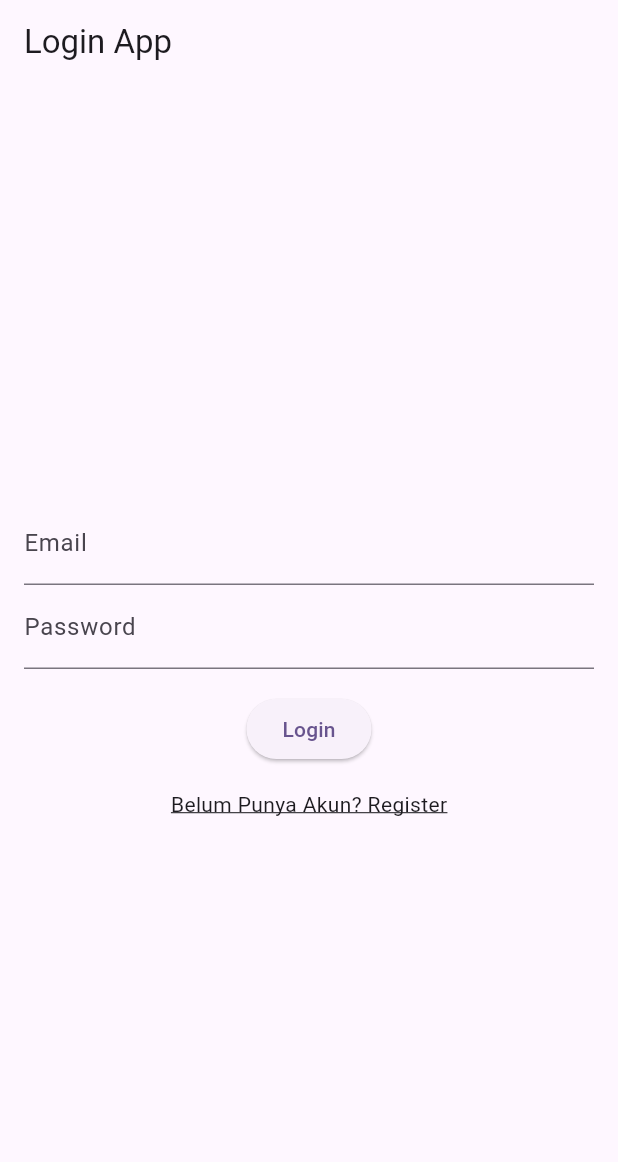
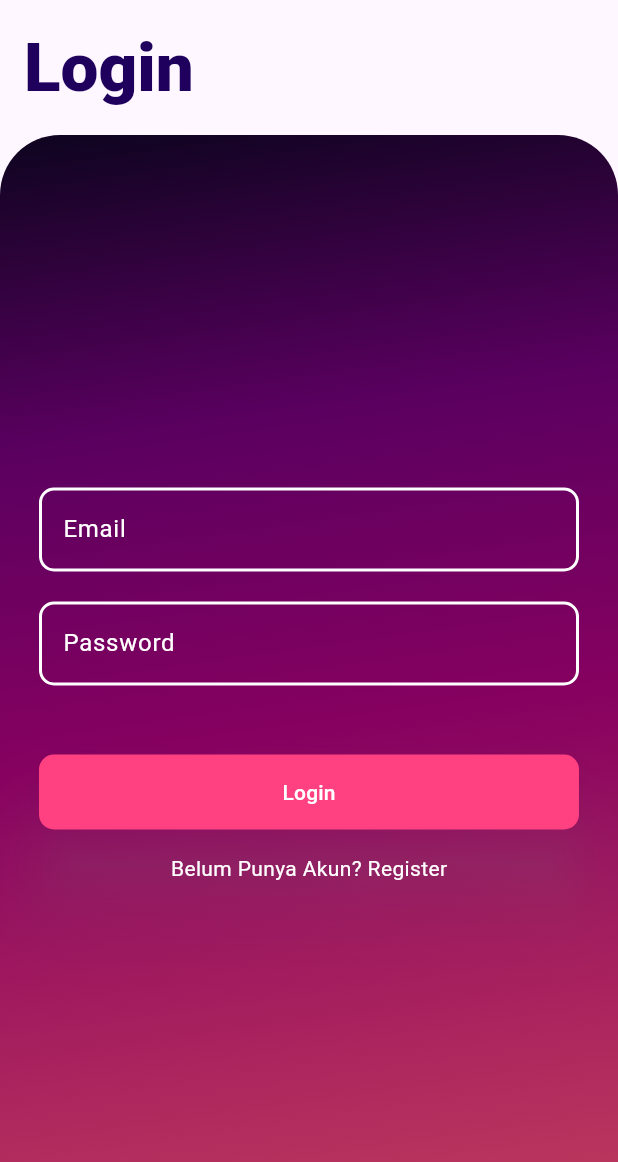
Before and after one commit to 4tiknugraha/fic4_tugas_x_bloc, a Flutter app: the screen it shows after launch, on a phone screen of 412 x 824 dp. Shown: the top 1162 px of the screen. Run offline on Flutter 3.47's test engine with Material 2 defaults, Android fonts, the phone set to English and light mode, and no system bars; our stand-ins replace bloc, flutter_bloc, shared_preferences.

Commit message:
update style form login

```diff
--- a/lib/main.dart
+++ b/lib/main.dart
@@ -23,10 +23,15 @@ class MyApp extends StatefulWidget {
   const MyApp({super.key});
 
   @override
-  State<MyApp> createState() => _MyAppState();
+  _MyAppState createState() => new _MyAppState();
+
+  // @override
+  // State<MyApp> createState() => _MyAppState();
+
 }
 
 class _MyAppState extends State<MyApp> {
+
   @override
   void initState() {
     super.initState();
@@ -59,6 +64,7 @@ class _MyAppState extends State<MyApp> {
           useMaterial3: true,
         ),
         home: const LoginPage(),
+        debugShowCheckedModeBanner: false,
       ),
     );
   }
--- a/lib/presentation/pages/home_page.dart
+++ b/lib/presentation/pages/home_page.dart
@@ -32,7 +32,14 @@ class _HomePageState extends State<HomePage> {
   Widget build(BuildContext context) {
     return Scaffold(
       appBar: AppBar(
-        title: const Text('Home - Profile'),
+        title: const Text('Profile',
+         style: TextStyle(
+          color: Color(0xff1f005c),
+          fontStyle: FontStyle.normal,
+          fontWeight: FontWeight.w900,
+          fontSize: 45,
+          ),
+        ),
         actions: [
           IconButton(
               onPressed: () async {
@@ -60,7 +67,7 @@ class _HomePageState extends State<HomePage> {
                   const SizedBox(
                     width: 8,
                   ),
-                  Text(state.profile.email ?? ''),
+                  Text(state.profile.email ?? '',),
                 ],
               );
             }
@@ -81,7 +88,8 @@ class _HomePageState extends State<HomePage> {
                     child: ListTile(
                       leading: CircleAvatar(child: Text('${product.price}')),
                       title: Text(product.title ?? '-'),
-                      subtitle: Text(product.description ?? '-'),
+                      subtitle: Text(product.description ?? '-'
+                      ),
                     ),
                   );
                 }));
@@ -98,8 +106,10 @@ class _HomePageState extends State<HomePage> {
               builder: (context) {
                 return AlertDialog(
                   title: const Text('Add Product'),
+
                   content: Column(
                     mainAxisSize: MainAxisSize.min,
+
                     children: [
                       TextField(
                         decoration: const InputDecoration(labelText: 'Title'),
@@ -113,7 +123,7 @@ class _HomePageState extends State<HomePage> {
                       TextField(
                         maxLines: 3,
                         decoration:
-                            const InputDecoration(labelText: 'Description'),
+                            const InputDecoration(labelText: 'Description',),
                         controller: descriptionController,
                       ),
                     ],
--- a/lib/presentation/pages/login_page.dart
+++ b/lib/presentation/pages/login_page.dart
@@ -1,4 +1,7 @@
 // ignore_for_file: prefer_const_constructors, use_build_context_synchronously, unused_import
+
+import 'package:flutter/material.dart';
+import 'package:flutter_bloc/flutter_bloc.dart';
 
 import 'package:fic4_tugas_x_bloc/bloc/login/login_bloc.dart';
 import 'package:fic4_tugas_x_bloc/bloc/register/register_bloc.dart';
@@ -6,8 +9,6 @@ import 'package:fic4_tugas_x_bloc/data/models/request/login_model.dart';
 import 'package:fic4_tugas_x_bloc/data/models/request/register_model.dart';
 import 'package:fic4_tugas_x_bloc/presentation/pages/home_page.dart';
 import 'package:fic4_tugas_x_bloc/presentation/pages/register_page.dart';
-import 'package:flutter/material.dart';
-import 'package:flutter_bloc/flutter_bloc.dart';
 
 import '../../data/localsources/auth_local_storage.dart';
 
@@ -21,6 +22,8 @@ class LoginPage extends StatefulWidget {
 class _LoginPageState extends State<LoginPage> {
   TextEditingController? emailController;
   TextEditingController? passwordController;
+
+  // get _isPasswordValidated => true;
 
   @override
   void initState() {
@@ -53,24 +56,101 @@ class _LoginPageState extends State<LoginPage> {
   Widget build(BuildContext context) {
     return Scaffold(
       appBar: AppBar(
-        title: const Text('Login App'),
+        toolbarHeight: 90,
+        title: const Text('Login',
+          style: TextStyle(
+          color: Color(0xff1f005c),
+          fontStyle: FontStyle.normal,
+          fontWeight: FontWeight.w900,
+          fontSize: 45,
           ),
-      body: Padding(
-        padding: const EdgeInsets.all(16),
+        ),
+      ),
+
+      body: Container (
+         decoration:  BoxDecoration(
+          borderRadius: BorderRadius.only(
+            topLeft:  const  Radius.circular(40.0),
+            topRight: const  Radius.circular(40.0)
+          ),
+          gradient: LinearGradient(
+            begin: Alignment.topLeft,
+            end: Alignment(0, 3),
+            colors: const <Color>[
+              Color.fromARGB(255, 13, 4, 31),
+              Color(0xff5b0060),
+              Color(0xff870160),
+              Color(0xffac255e),
+              Color(0xffca485c),
+              Color(0xffe16b5c),
+              Color(0xfff39060),
+              Color(0xffffb56b),
+            ],
+            tileMode: TileMode.mirror,
+
+          ),
+         ),
+        child: Padding (
+          padding: const EdgeInsets.all(26),
           child: Column(
             mainAxisAlignment: MainAxisAlignment.center,
             children: [
               TextField(
-              decoration: const InputDecoration(labelText: 'Email'),
+                style: TextStyle(color: Colors.white),
+                decoration: InputDecoration(
+                  // hintText: "Enter Username Here",
+                  labelText: "Email",
+                  labelStyle : TextStyle(color: Colors.white),
+                  fillColor: Colors.transparent,
+                  filled: true,
+                  border: OutlineInputBorder(
+                    borderRadius: BorderRadius.circular(10.0),
+                  ),
+                  focusedBorder: OutlineInputBorder(
+                    borderRadius: BorderRadius.circular(10.0),
+                    borderSide: BorderSide(color: Colors.pinkAccent, width: 2.0),
+                  ),
+                  enabledBorder: OutlineInputBorder(
+                    borderRadius: BorderRadius.circular(10.0),
+                    borderSide: BorderSide(
+                      width: 2,
+                      color: Colors.white,
+                    ),
+                  ),
+                ),
                 controller: emailController,
               ),
+              const SizedBox(
+                height: 10,
+              ),
+              SizedBox(height: 10),
               TextField(
+                style: TextStyle(color: Colors.white),
                 obscureText: true,
-              decoration: const InputDecoration(labelText: 'Password'),
+                decoration: InputDecoration(
+                labelText: 'Password',
+                labelStyle : TextStyle(color: Colors.white),
+                  fillColor: Colors.transparent,
+                  filled: true,
+                  border: OutlineInputBorder(
+                    borderRadius: BorderRadius.circular(10.0),
+                  ),
+                  focusedBorder: OutlineInputBorder(
+                    borderRadius: BorderRadius.circular(10.0),
+                    borderSide: BorderSide(color: Colors.pinkAccent, width: 2.0),
+                  ),
+                  enabledBorder: OutlineInputBorder(
+                    borderRadius: BorderRadius.circular(10.0),
+                    borderSide: BorderSide(
+                      width: 2,
+                      color: Colors.white,
+                    ),
+                  ),
+                ),
                 controller: passwordController,
               ),
               const SizedBox(
-              height: 16,
+                height: 46,
               ),
               BlocConsumer<LoginBloc, LoginState>(
                 listener: (context, state) {
@@ -106,7 +186,22 @@ class _LoginPageState extends State<LoginPage> {
                           .read<LoginBloc>()
                           .add(DoLoginEvent(loginModel: requestModel));
                     },
-                  child: const Text('Login'),
+                     style: ElevatedButton.styleFrom(
+                      primary: Colors.pinkAccent,
+                      minimumSize: const Size.fromHeight(50),
+                      shadowColor: Colors.grey.withOpacity(0.4),
+                      elevation: 24, // e
+                       shape: RoundedRectangleBorder(
+                        borderRadius: BorderRadius.circular(10.0),
+                    ),
+
+                    ),
+
+                    child: const Text('Login',
+                    style: TextStyle(color: Colors.white),
+
+                    ),
+
                   );
                 },
               ),
@@ -121,12 +216,13 @@ class _LoginPageState extends State<LoginPage> {
                 },
                 child: const Text(
                   'Belum Punya Akun? Register',
-                style: TextStyle(decoration: TextDecoration.underline),
+                  style: TextStyle(color : Colors.white),
                 ),
               ),
             ],
           ),
         ),
+      ),
     );
   }
 }
--- a/lib/presentation/pages/register_page.dart
+++ b/lib/presentation/pages/register_page.dart
@@ -36,9 +36,41 @@ class _RegisterPageState extends State<RegisterPage> {
   Widget build(BuildContext context) {
     return Scaffold(
       appBar: AppBar(
-        title: const Text('Register App'),
+        toolbarHeight: 90,
+        title: const Text('Register',
+         style: TextStyle(
+          color: Color(0xff1f005c),
+          fontStyle: FontStyle.normal,
+          fontWeight: FontWeight.w900,
+          fontSize: 45,
           ),
-      body: Padding(
+        ),
+      ),
+
+      body: Container(
+        decoration:  const BoxDecoration(
+          borderRadius: BorderRadius.only(
+            topLeft:  Radius.circular(40.0),
+            topRight: Radius.circular(40.0)
+          ),
+          gradient: LinearGradient(
+            begin: Alignment.topLeft,
+            end: Alignment(0, 3),
+            colors: <Color>[
+              Color.fromARGB(255, 13, 4, 31),
+              Color(0xff5b0060),
+              Color(0xff870160),
+              Color(0xffac255e),
+              Color(0xffca485c),
+              Color(0xffe16b5c),
+              Color(0xfff39060),
+              Color(0xffffb56b),
+            ],
+            tileMode: TileMode.mirror,
+
+          ),
+         ),
+        child: Padding(
           padding: const EdgeInsets.all(16),
           child: Column(
             mainAxisAlignment: MainAxisAlignment.center,
@@ -116,6 +148,7 @@ class _RegisterPageState extends State<RegisterPage> {
             ],
           ),
         ),
+      ),
     );
   }
 }
--- a/pubspec.yaml
+++ b/pubspec.yaml
@@ -61,9 +61,8 @@ flutter:
   uses-material-design: true
 
   # To add assets to your application, add an assets section, like this:
-  # assets:
-  #   - images/a_dot_burr.jpeg
-  #   - images/a_dot_ham.jpeg
+  assets:
+    - assets/images/
 
   # An image asset can refer to one or more resolution-specific "variants", see
   # https://flutter.dev/assets-and-images/#resolution-aware
```
Also changed, not shown: assets/images/logo_login.png (added), 3 other files. Lines whose indentation alone changed are shown as unchanged.
